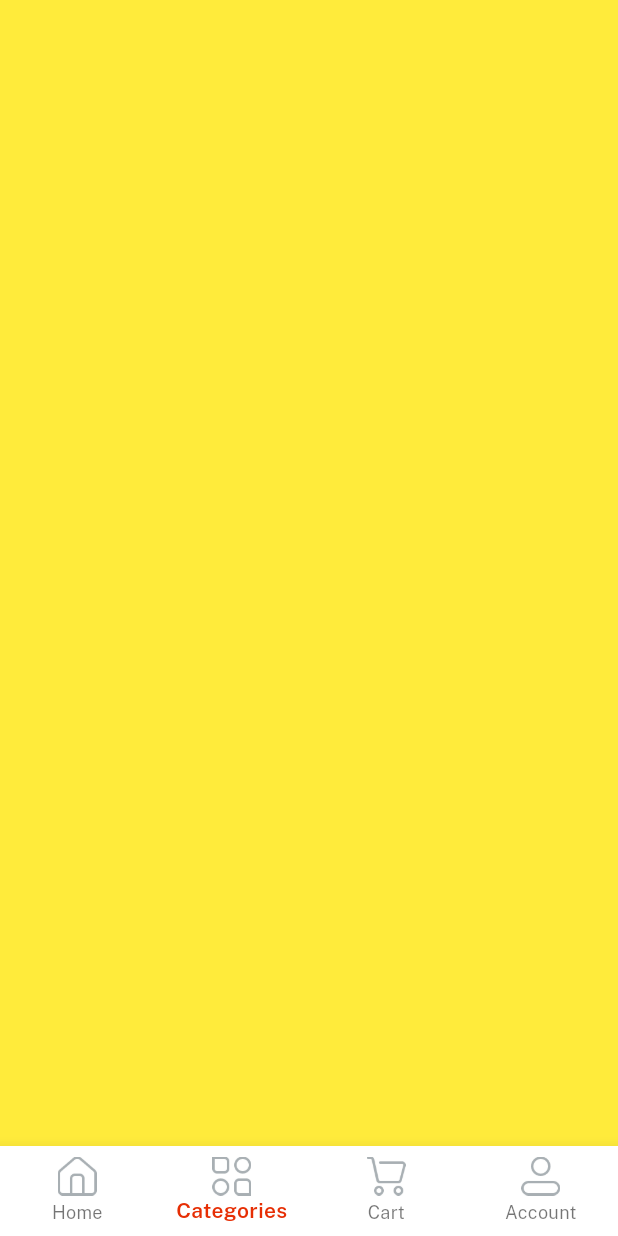
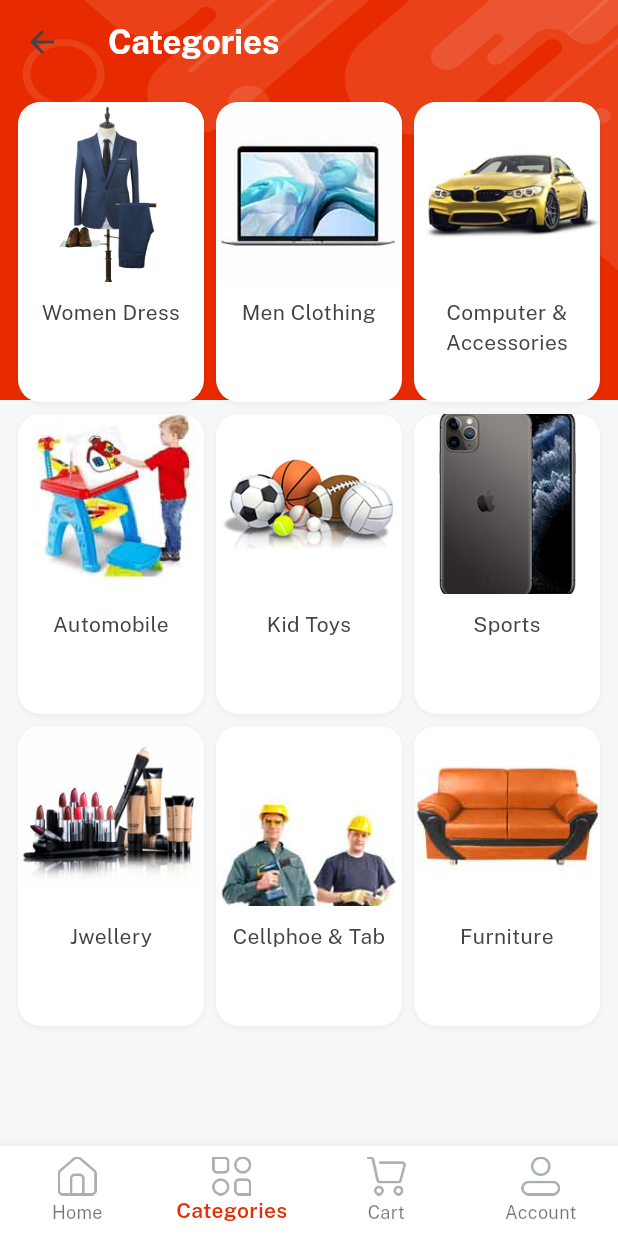
Before and after one commit to imilham/emart-mobile-app_flutter, a Flutter app: the Home screen opened directly, item 2 of the bottom bar chosen, on a phone screen of 412 x 824 dp. Run offline on Flutter 3.47's test engine with Material 3 defaults, Android fonts, the phone set to English and light mode, and no system bars; our stand-ins replace get, velocity_x.

Commit message:
catergory screen

```diff
--- a/lib/consts/lists.dart
+++ b/lib/consts/lists.dart
@@ -15,3 +15,29 @@ const featuredImages2 = [imgS4, imgS5, imgS6];
 
 const featuredTitles1 = [womenDress, girlsDress, girlsWatch];
 const featuredTitles2 = [boysGlasses, mobilePhones, tshirts];
+
+// Category Screen lists
+
+const categoriesList = [
+  womenDress,
+  menClothingFashion,
+  compAccess,
+  autoMobile,
+  kidtoys,
+  sports,
+  jwellery,
+  cellPhone,
+  furniture
+];
+
+const categoryImages = [
+  imgFc1,
+  imgFc2,
+  imgFc3,
+  imgFc4,
+  imgFc5,
+  imgFc6,
+  imgFc7,
+  imgFc8,
+  imgFc9
+];
--- a/lib/consts/strings.dart
+++ b/lib/consts/strings.dart
@@ -41,3 +41,15 @@ const searchAnything = "Search anything...",
 // featured products
 
 const featuredProducts = "Featured Products";
+
+// Category strings
+
+const womenClothing = "Women Clothing",
+    menClothingFashion = "Men Clothing",
+    compAccess = "Computer & Accessories",
+    autoMobile = "Automobile",
+    kidtoys = "Kid Toys",
+    sports = "Sports",
+    jwellery = "Jwellery",
+    cellPhone = "Cellphoe & Tab",
+    furniture = "Furniture";
--- a/lib/main.dart
+++ b/lib/main.dart
@@ -18,7 +18,10 @@ class MyApp extends StatelessWidget {
       title: appname,
       theme: ThemeData(
         scaffoldBackgroundColor: Colors.transparent,
-        appBarTheme: const AppBarTheme(backgroundColor: Colors.transparent),
+        appBarTheme: const AppBarTheme(
+            backgroundColor: Colors.transparent,
+            // to set app bar icons colors in the entire application
+            iconTheme: IconThemeData(color: darkFontGrey)),
         fontFamily: regular,
       ),
       home: const SplashScreen(),
--- a/lib/views/category_screen/category_screen.dart
+++ b/lib/views/category_screen/category_screen.dart
@@ -1,12 +1,59 @@
+import 'package:emart_app/consts/consts.dart';
+import 'package:emart_app/consts/lists.dart';
+import 'package:emart_app/views/category_screen/category_details.dart';
+import 'package:emart_app/widgets_common/bg_widget.dart';
 import 'package:flutter/material.dart';
+import 'package:get/route_manager.dart';
 
 class CategoryScreen extends StatelessWidget {
   const CategoryScreen({super.key});
 
   @override
   Widget build(BuildContext context) {
-    return Container(
-      color: Colors.yellow,
+    return bgWidget(
+      Scaffold(
+          appBar: AppBar(
+            title: categories.text.fontFamily(bold).white.make(),
+          ),
+          body: Container(
+              padding: const EdgeInsets.all(12),
+              child: GridView.builder(
+                  shrinkWrap: true,
+                  itemCount: 9,
+                  gridDelegate: const SliverGridDelegateWithFixedCrossAxisCount(
+                      crossAxisCount: 3,
+                      mainAxisSpacing: 8,
+                      crossAxisSpacing: 8,
+                      mainAxisExtent: 200),
+                  itemBuilder: (context, index) {
+                    return Column(
+                      children: [
+                        Image.asset(
+                          categoryImages[index],
+                          height: 120,
+                          width: 200,
+                          fit: BoxFit.cover,
+                        ),
+                        10.heightBox,
+                        categoriesList[index]
+                            .text
+                            .color(darkFontGrey)
+                            .align(TextAlign.center)
+                            .make()
+                      ],
+                    )
+                        .box
+                        .white
+                        .rounded
+                        .clip(Clip.antiAlias)
+                        .outerShadowSm
+                        .make()
+                        .onTap(() {
+                      Get.to(() => CategoryDetails(
+                            title: categoriesList[index],
+                          ));
+                    });
+                  }))),
     );
   }
 }
--- a/lib/widgets_common/bg_widget.dart
+++ b/lib/widgets_common/bg_widget.dart
@@ -1,7 +1,7 @@
 import 'package:emart_app/consts/consts.dart';
 import 'package:flutter/material.dart';
 
-Widget bgWidget(Widget? child) {
+Widget bgWidget(Widget? child, {Scaffold}) {
   return Container(
     decoration: const BoxDecoration(
         image: DecorationImage(
```
Also changed, not shown: lib/views/category_screen/category_details.dart (added, +98 -0 lines), lib/views/category_screen/item_details.dart (added, +32 -0 lines), lib/views/home_screen/home_screen.dart (+45 -10 lines).
